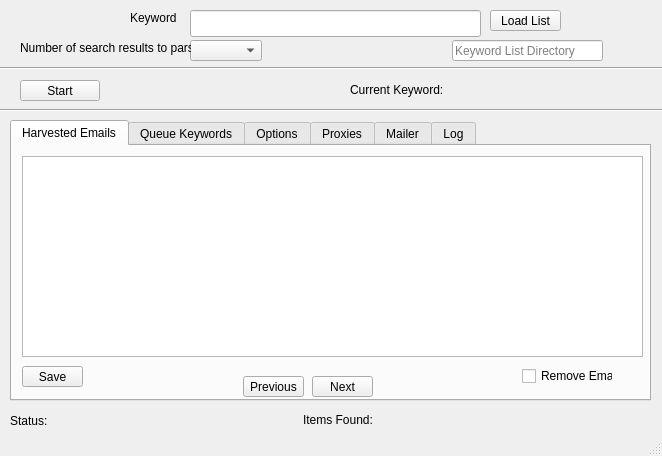
First picture: the form in BeatCrawler/mainwindow.ui, repository titus-shoats/bcbetav5, before the edit.
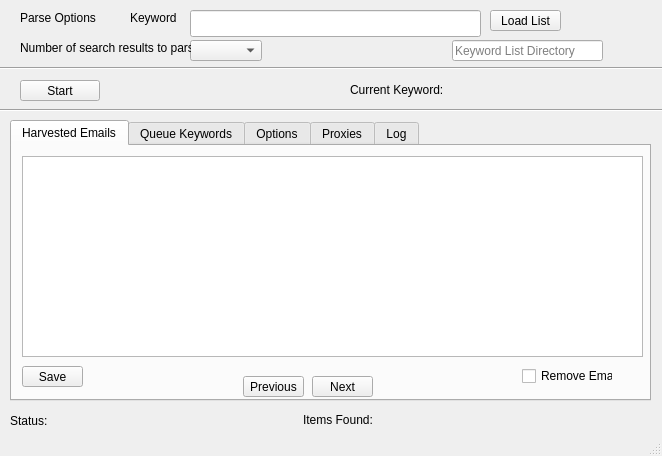
Second picture: the form after the edit. The open tabs and pages were chosen to show the change.

What changed in the file:
```diff
--- a/BeatCrawler/mainwindow.ui
+++ b/BeatCrawler/mainwindow.ui
@@ -57,7 +57,7 @@
      </rect>
     </property>
     <property name="text">
-     <string/>
+     <string>Parse Options</string>
     </property>
    </widget>
    <widget class="QLabel" name="label_search_engine_keywords">
@@ -930,11 +930,6 @@
       </property>
      </widget>
     </widget>
-    <widget class="QWidget" name="tab_10">
-     <attribute name="title">
-      <string>Mailer</string>
-     </attribute>
-    </widget>
     <widget class="QWidget" name="tab_11">
      <attribute name="title">
       <string>Log</string>
```
Left out of the diff: 4 changed lines with no effect on the pictures.
